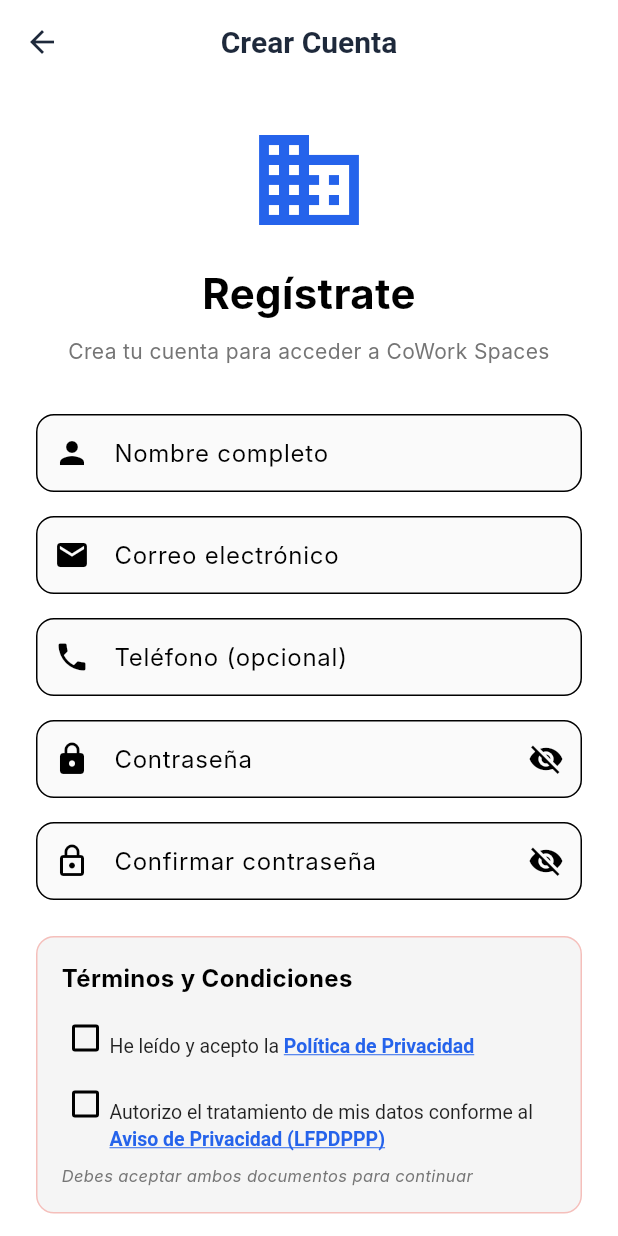
After one commit to imdemian/cowork_mobile, a Flutter app: the screen it shows after launch, after a tap on "Iniciar Sesión", after a tap on "Regístrate aquí", on a phone screen of 412 x 824 dp. The commit adds this screen. Run offline on Flutter 3.47's test engine with Material 3 defaults, Android fonts, the phone set to English and light mode, and no system bars; our stand-ins replace dartz, dio, get_it, injectable, logger; Roboto replaces fonts that are missing (Inter).

Commit message:
Agregacion de aviso de privacidad
Se agrego el aviso de privacidad dentro del register y en el menu de perfil

```diff
--- a/lib/features/auth/presentation/pages/login_page.dart
+++ b/lib/features/auth/presentation/pages/login_page.dart
@@ -1,4 +1,5 @@
 import 'package:flutter/material.dart';
+import 'package:cowork_frontend/features/auth/presentation/pages/sign_up_page.dart';
 
 class LoginPage extends StatefulWidget {
   const LoginPage({super.key});
@@ -181,7 +182,12 @@ class _LoginPageState extends State<LoginPage> {
                     const Text('¿No tienes cuenta? '),
                     TextButton(
                       onPressed: () {
-                        Navigator.pushNamed(context, '/register');
+                        Navigator.push(
+                          context,
+                          MaterialPageRoute(
+                            builder: (context) => const SignUpPage(),
+                          ),
+                        );
                       },
                       child: const Text(
                         'Regístrate aquí',
--- /dev/null
+++ b/lib/features/auth/presentation/pages/sign_up_page.dart
@@ -0,0 +1,423 @@
+import 'package:flutter/material.dart';
+import 'package:flutter/gestures.dart';
+import 'package:cowork_frontend/features/auth/presentation/pages/privacy_policy_page.dart';
+import 'package:cowork_frontend/features/auth/presentation/pages/data_protection_page.dart';
+import 'package:cowork_frontend/features/auth/presentation/pages/login_page.dart';
+
+class SignUpPage extends StatefulWidget {
+  const SignUpPage({super.key});
+
+  @override
+  State<SignUpPage> createState() => _SignUpPageState();
+}
+
+class _SignUpPageState extends State<SignUpPage> {
+  final _formKey = GlobalKey<FormState>();
+  final _nameController = TextEditingController();
+  final _emailController = TextEditingController();
+  final _phoneController = TextEditingController();
+  final _passwordController = TextEditingController();
+  final _confirmPasswordController = TextEditingController();
+
+  bool _obscurePassword = true;
+  bool _obscureConfirmPassword = true;
+  bool _acceptPrivacyPolicy = false;
+  bool _acceptDataProtection = false;
+  bool _isLoading = false;
+
+  @override
+  void dispose() {
+    _nameController.dispose();
+    _emailController.dispose();
+    _phoneController.dispose();
+    _passwordController.dispose();
+    _confirmPasswordController.dispose();
+    super.dispose();
+  }
+
+  void _handleSignUp() {
+    if (!_formKey.currentState!.validate()) {
+      return;
+    }
+
+    if (!_acceptPrivacyPolicy || !_acceptDataProtection) {
+      ScaffoldMessenger.of(context).showSnackBar(
+        const SnackBar(
+          content: Text(
+            'Debes aceptar la Política de Privacidad y el Aviso de Protección de Datos',
+          ),
+          backgroundColor: Colors.red,
+        ),
+      );
+      return;
+    }
+
+    setState(() {
+      _isLoading = true;
+    });
+
+    // Simulación de registro (aquí irá la llamada al backend)
+    Future.delayed(const Duration(seconds: 2), () {
+      setState(() {
+        _isLoading = false;
+      });
+
+      ScaffoldMessenger.of(context).showSnackBar(
+        const SnackBar(
+          content: Text('¡Cuenta creada exitosamente!'),
+          backgroundColor: Colors.green,
+        ),
+      );
+
+      // Navegar a login o home después del registro
+      Navigator.pushReplacement(
+        context,
+        MaterialPageRoute(builder: (context) => const LoginPage()),
+      );
+    });
+  }
+
+  @override
+  Widget build(BuildContext context) {
+    return Scaffold(
+      appBar: AppBar(title: const Text('Crear Cuenta'), centerTitle: true),
+      body: SafeArea(
+        child: SingleChildScrollView(
+          padding: const EdgeInsets.all(24.0),
+          child: Form(
+            key: _formKey,
+            child: Column(
+              crossAxisAlignment: CrossAxisAlignment.stretch,
+              children: [
+                // Icono de la app
+                Icon(
+                  Icons.business,
+                  size: 80,
+                  color: Theme.of(context).primaryColor,
+                ),
+                const SizedBox(height: 16),
+
+                // Título
+                const Text(
+                  'Regístrate',
+                  textAlign: TextAlign.center,
+                  style: TextStyle(fontSize: 28, fontWeight: FontWeight.bold),
+                ),
+                const SizedBox(height: 8),
+                Text(
+                  'Crea tu cuenta para acceder a CoWork Spaces',
+                  textAlign: TextAlign.center,
+                  style: TextStyle(fontSize: 14, color: Colors.grey[600]),
+                ),
+                const SizedBox(height: 32),
+
+                // Campo: Nombre completo
+                TextFormField(
+                  controller: _nameController,
+                  decoration: InputDecoration(
+                    labelText: 'Nombre completo',
+                    prefixIcon: const Icon(Icons.person),
+                    border: OutlineInputBorder(
+                      borderRadius: BorderRadius.circular(12),
+                    ),
+                  ),
+                  validator: (value) {
+                    if (value == null || value.isEmpty) {
+                      return 'Por favor ingresa tu nombre';
+                    }
+                    if (value.length < 3) {
+                      return 'El nombre debe tener al menos 3 caracteres';
+                    }
+                    return null;
+                  },
+                ),
+                const SizedBox(height: 16),
+
+                // Campo: Email
+                TextFormField(
+                  controller: _emailController,
+                  keyboardType: TextInputType.emailAddress,
+                  decoration: InputDecoration(
+                    labelText: 'Correo electrónico',
+                    prefixIcon: const Icon(Icons.email),
+                    border: OutlineInputBorder(
+                      borderRadius: BorderRadius.circular(12),
+                    ),
+                  ),
+                  validator: (value) {
+                    if (value == null || value.isEmpty) {
+                      return 'Por favor ingresa tu correo';
+                    }
+                    if (!RegExp(
+                      r'^[\w-\.]+@([\w-]+\.)+[\w-]{2,4}$',
+                    ).hasMatch(value)) {
+                      return 'Ingresa un correo válido';
+                    }
+                    return null;
+                  },
+                ),
+                const SizedBox(height: 16),
+
+                // Campo: Teléfono
+                TextFormField(
+                  controller: _phoneController,
+                  keyboardType: TextInputType.phone,
+                  decoration: InputDecoration(
+                    labelText: 'Teléfono (opcional)',
+                    prefixIcon: const Icon(Icons.phone),
+                    border: OutlineInputBorder(
+                      borderRadius: BorderRadius.circular(12),
+                    ),
+                  ),
+                ),
+                const SizedBox(height: 16),
+
+                // Campo: Contraseña
+                TextFormField(
+                  controller: _passwordController,
+                  obscureText: _obscurePassword,
+                  decoration: InputDecoration(
+                    labelText: 'Contraseña',
+                    prefixIcon: const Icon(Icons.lock),
+                    suffixIcon: IconButton(
+                      icon: Icon(
+                        _obscurePassword
+                            ? Icons.visibility_off
+                            : Icons.visibility,
+                      ),
+                      onPressed: () {
+                        setState(() {
+                          _obscurePassword = !_obscurePassword;
+                        });
+                      },
+                    ),
+                    border: OutlineInputBorder(
+                      borderRadius: BorderRadius.circular(12),
+                    ),
+                  ),
+                  validator: (value) {
+                    if (value == null || value.isEmpty) {
+                      return 'Por favor ingresa una contraseña';
+                    }
+                    if (value.length < 6) {
+                      return 'La contraseña debe tener al menos 6 caracteres';
+                    }
+                    return null;
+                  },
+                ),
+                const SizedBox(height: 16),
+
+                // Campo: Confirmar contraseña
+                TextFormField(
+                  controller: _confirmPasswordController,
+                  obscureText: _obscureConfirmPassword,
+                  decoration: InputDecoration(
+                    labelText: 'Confirmar contraseña',
+                    prefixIcon: const Icon(Icons.lock_outline),
+                    suffixIcon: IconButton(
+                      icon: Icon(
+                        _obscureConfirmPassword
+                            ? Icons.visibility_off
+                            : Icons.visibility,
+                      ),
+                      onPressed: () {
+                        setState(() {
+                          _obscureConfirmPassword = !_obscureConfirmPassword;
+                        });
+                      },
+                    ),
+                    border: OutlineInputBorder(
+                      borderRadius: BorderRadius.circular(12),
+                    ),
+                  ),
+                  validator: (value) {
+                    if (value == null || value.isEmpty) {
+                      return 'Por favor confirma tu contraseña';
+                    }
+                    if (value != _passwordController.text) {
+                      return 'Las contraseñas no coinciden';
+                    }
+                    return null;
+                  },
+                ),
+                const SizedBox(height: 24),
+
+                // Sección de términos y condiciones
+                Container(
+                  padding: const EdgeInsets.all(16),
+                  decoration: BoxDecoration(
+                    color: Colors.grey[100],
+                    borderRadius: BorderRadius.circular(12),
+                    border: Border.all(
+                      color: (!_acceptPrivacyPolicy || !_acceptDataProtection)
+                          ? Colors.red.withOpacity(0.3)
+                          : Colors.grey.withOpacity(0.3),
+                    ),
+                  ),
+                  child: Column(
+                    crossAxisAlignment: CrossAxisAlignment.start,
+                    children: [
+                      const Text(
+                        'Términos y Condiciones',
+                        style: TextStyle(
+                          fontSize: 16,
+                          fontWeight: FontWeight.bold,
+                        ),
+                      ),
+                      const SizedBox(height: 12),
+
+                      // Checkbox 1: Política de Privacidad
+                      _buildCheckboxWithLink(
+                        value: _acceptPrivacyPolicy,
+                        onChanged: (value) {
+                          setState(() {
+                            _acceptPrivacyPolicy = value ?? false;
+                          });
+                        },
+                        text: 'He leído y acepto la ',
+                        linkText: 'Política de Privacidad',
+                        onLinkTap: () {
+                          Navigator.push(
+                            context,
+                            MaterialPageRoute(
+                              builder: (context) => const PrivacyPolicyPage(),
+                            ),
+                          );
+                        },
+                      ),
+                      const SizedBox(height: 12),
+
+                      // Checkbox 2: Protección de Datos
+                      _buildCheckboxWithLink(
+                        value: _acceptDataProtection,
+                        onChanged: (value) {
+                          setState(() {
+                            _acceptDataProtection = value ?? false;
+                          });
+                        },
+                        text:
+                            'Autorizo el tratamiento de mis datos conforme al ',
+                        linkText: 'Aviso de Privacidad (LFPDPPP)',
+                        onLinkTap: () {
+                          Navigator.push(
+                            context,
+                            MaterialPageRoute(
+                              builder: (context) => const DataProtectionPage(),
+                            ),
+                          );
+                        },
+                      ),
+
+                      const SizedBox(height: 8),
+                      Text(
+                        'Debes aceptar ambos documentos para continuar',
+                        style: TextStyle(
+                          fontSize: 11,
+                          color: Colors.grey[600],
+                          fontStyle: FontStyle.italic,
+                        ),
+                      ),
+                    ],
+                  ),
+                ),
+                const SizedBox(height: 32),
+
+                // Botón de registro
+                ElevatedButton(
+                  onPressed: _isLoading ? null : _handleSignUp,
+                  style: ElevatedButton.styleFrom(
+                    padding: const EdgeInsets.all(16),
+                    shape: RoundedRectangleBorder(
+                      borderRadius: BorderRadius.circular(12),
+                    ),
+                  ),
+                  child: _isLoading
+                      ? const SizedBox(
+                          height: 20,
+                          width: 20,
+                          child: CircularProgressIndicator(
+                            strokeWidth: 2,
+                            valueColor: AlwaysStoppedAnimation<Color>(
+                              Colors.white,
+                            ),
+                          ),
+                        )
+                      : const Text(
+                          'Crear Cuenta',
+                          style: TextStyle(fontSize: 16),
+                        ),
+                ),
+                const SizedBox(height: 16),
+
+                // Link para ir a login
+                Row(
+                  mainAxisAlignment: MainAxisAlignment.center,
+                  children: [
+                    const Text('¿Ya tienes una cuenta? '),
+                    TextButton(
+                      onPressed: () {
+                        Navigator.pushReplacement(
+                          context,
+                          MaterialPageRoute(
+                            builder: (context) => const LoginPage(),
+                          ),
+                        );
+                      },
+                      child: const Text('Iniciar Sesión'),
+                    ),
+                  ],
+                ),
+              ],
+            ),
+          ),
+        ),
+      ),
+    );
+  }
+
+  Widget _buildCheckboxWithLink({
+    required bool value,
+    required ValueChanged<bool?> onChanged,
+    required String text,
+    required String linkText,
+    required VoidCallback onLinkTap,
+  }) {
+    return Row(
+      crossAxisAlignment: CrossAxisAlignment.start,
+      children: [
+        Checkbox(
+          value: value,
+          onChanged: onChanged,
+          materialTapTargetSize: MaterialTapTargetSize.shrinkWrap,
+          visualDensity: VisualDensity.compact,
+        ),
+        Expanded(
+          child: Padding(
+            padding: const EdgeInsets.only(top: 12),
+            child: RichText(
+              text: TextSpan(
+                style: const TextStyle(
+                  fontSize: 13,
+                  color: Colors.black87,
+                  height: 1.4,
+                ),
+                children: [
+                  TextSpan(text: text),
+                  TextSpan(
+                    text: linkText,
+                    style: TextStyle(
+                      color: Theme.of(context).primaryColor,
+                      fontWeight: FontWeight.bold,
+                      decoration: TextDecoration.underline,
+                    ),
+                    recognizer: TapGestureRecognizer()..onTap = onLinkTap,
+                  ),
+                ],
+              ),
+            ),
+          ),
+        ),
+      ],
+    );
+  }
+}
--- a/lib/features/home/presentation/pages/home_page.dart
+++ b/lib/features/home/presentation/pages/home_page.dart
@@ -3,6 +3,8 @@ import 'package:cowork_frontend/features/home/presentation/pages/search_page.dar
 import 'package:cowork_frontend/features/home/presentation/pages/favorites_page.dart';
 import 'package:cowork_frontend/features/auth/presentation/pages/profile_page.dart';
 import 'package:cowork_frontend/features/auth/presentation/pages/login_page.dart';
+import 'package:cowork_frontend/features/auth/presentation/pages/privacy_policy_page.dart';
+import 'package:cowork_frontend/features/auth/presentation/pages/data_protection_page.dart';
 
 class HomePage extends StatefulWidget {
   const HomePage({super.key});
@@ -111,19 +113,6 @@ class HomeContent extends StatelessWidget {
           ],
         ),
       ),
-      bottomNavigationBar: BottomNavigationBar(
-        currentIndex: 0,
-        type: BottomNavigationBarType.fixed,
-        items: const [
-          BottomNavigationBarItem(icon: Icon(Icons.home), label: 'Inicio'),
-          BottomNavigationBarItem(icon: Icon(Icons.search), label: 'Buscar'),
-          BottomNavigationBarItem(
-            icon: Icon(Icons.bookmark),
-            label: 'Favoritos',
-          ),
-          BottomNavigationBarItem(icon: Icon(Icons.person), label: 'Perfil'),
-        ],
-      ),
     );
   }
 
@@ -222,6 +211,35 @@ class HomeContent extends StatelessWidget {
               );
             },
           ),
+          const Divider(),
+          // NUEVAS OPCIONES DE PRIVACIDAD
+          ListTile(
+            leading: const Icon(Icons.privacy_tip),
+            title: const Text('Política de Privacidad'),
+            onTap: () {
+              Navigator.pop(context);
+              Navigator.push(
+                context,
+                MaterialPageRoute(
+                  builder: (context) => const PrivacyPolicyPage(),
+                ),
+              );
+            },
+          ),
+          ListTile(
+            leading: const Icon(Icons.shield),
+            title: const Text('Protección de Datos'),
+            onTap: () {
+              Navigator.pop(context);
+              Navigator.push(
+                context,
+                MaterialPageRoute(
+                  builder: (context) => const DataProtectionPage(),
+                ),
+              );
+            },
+          ),
+          const Divider(),
           ListTile(
             leading: const Icon(Icons.info_outline),
             title: const Text('Acerca de'),
```
Also changed, not shown: lib/features/auth/presentation/pages/profile_page.dart (+88 -7 lines).
